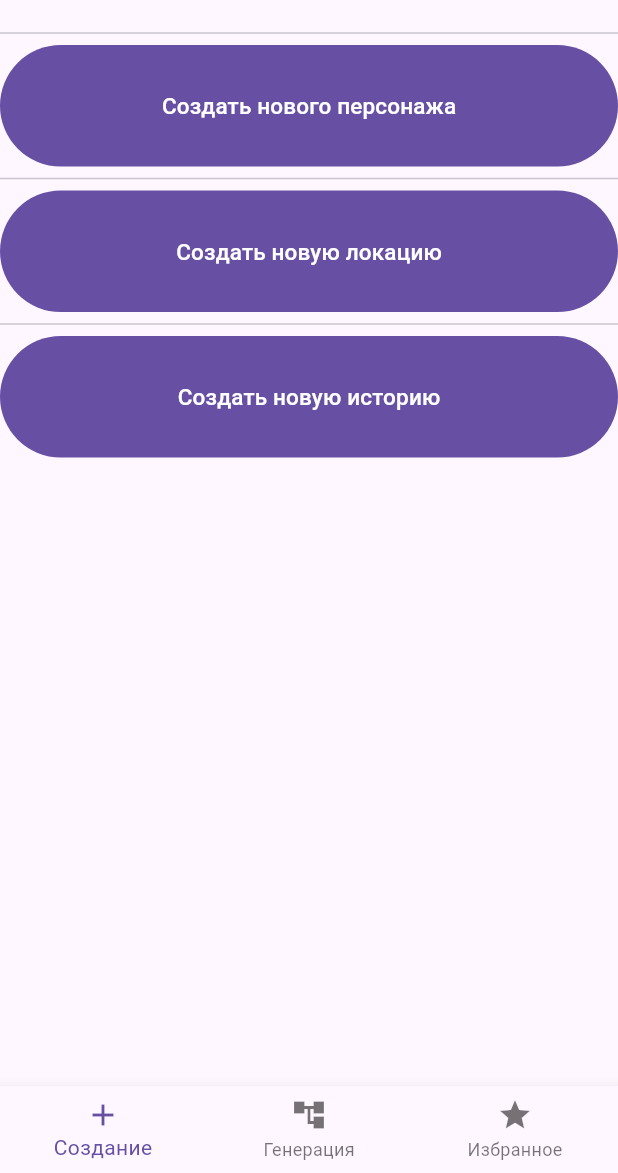
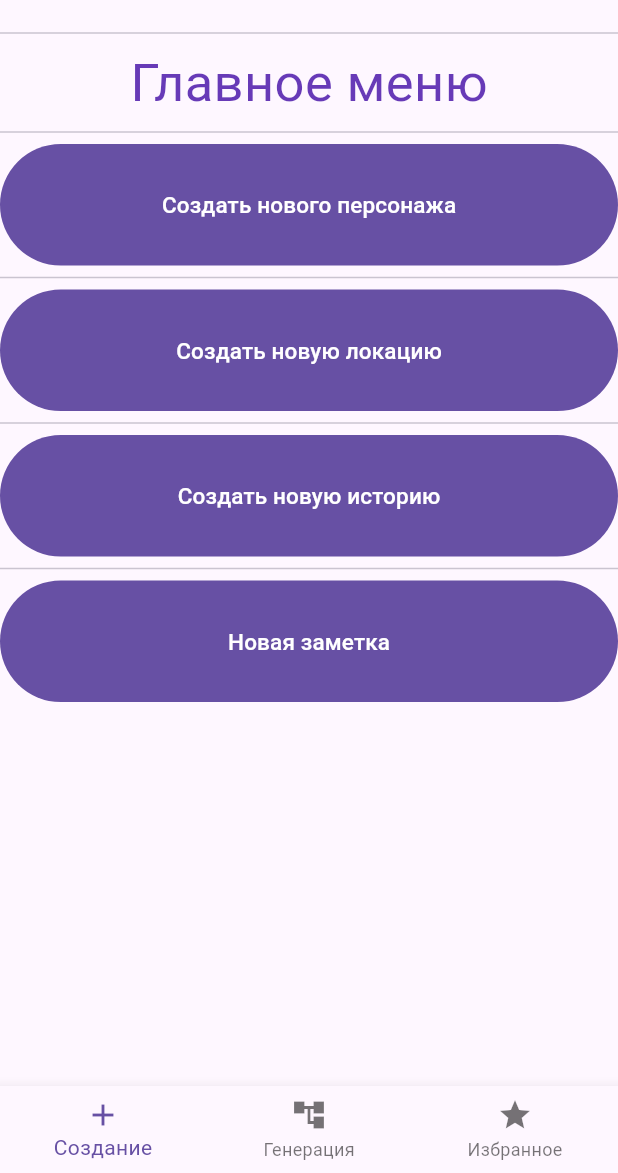
Before and after one commit to NikitaKolpakov27/flutter_app, a Flutter app: the AddMenu screen opened directly, on a phone screen of 412 x 824 dp, the part 63-1236 px from its top. Run offline on Flutter 3.47's test engine with Material 3 defaults, Android fonts, the phone set to English and light mode, and no system bars; Roboto replaces fonts that are missing (Arial).

```diff
--- a/lib/main.dart
+++ b/lib/main.dart
@@ -6,12 +6,14 @@ import 'package:test_flutter/file_utils/file_utils.dart';
 import 'package:test_flutter/character/pers.dart';
 import 'package:test_flutter/character/perses_json.dart';
 import 'package:test_flutter/locations/locations_json.dart';
+import 'package:test_flutter/notes/new_note.dart';
 import 'package:test_flutter/settings/settings.dart';
 import 'package:test_flutter/story/stories_json.dart';
 import 'package:test_flutter/user/user.dart';
 import 'package:test_flutter/user/users_json.dart';
 import 'character/new_character.dart';
 import 'locations/new_location.dart';
+import 'notes/notes_json.dart';
 import 'story/new_story.dart';
 import 'login.dart';
 
@@ -294,8 +296,12 @@ class _AddMenu extends State<AddMenu> {
                 child: ListView(
                   scrollDirection: Axis.vertical,
                   children: [
-                    InkWell(
-                      onTap: () {
+                    FilledButton(
+                      style: ButtonStyle(
+                        overlayColor: MaterialStateProperty.all(Colors.indigo),
+                        padding: MaterialStateProperty.all(const EdgeInsets.all(30)),
+                      ),
+                      onPressed: () {
                         Navigator.push(
                           context,
                           MaterialPageRoute(
@@ -303,26 +309,16 @@ class _AddMenu extends State<AddMenu> {
                           ),
                         );
                       },
-                      child: SizedBox(
-                        height: 150,
-                        width: 150,
-                            child: Container(
-                              height: 150,
-                              width: 150,
-                              color: Colors.indigo,
-                              child: const Center(child: Text(
-                                  'Персонажи',
-                                   style: TextStyle(
-                                    fontSize: 25.0
-                                   ),
-                              ),),
-                            ),
-                      ),
+                      child: Center(child: Text('Персонажи', style: _current_style,),),
                     ),
                     const Divider(),
 
-                    InkWell(
-                      onTap: () {
+                    FilledButton(
+                      style: ButtonStyle(
+                        overlayColor: MaterialStateProperty.all(Colors.indigo),
+                        padding: MaterialStateProperty.all(const EdgeInsets.all(30)),
+                      ),
+                      onPressed: () {
                         Navigator.push(
                           context,
                           MaterialPageRoute(
@@ -330,26 +326,17 @@ class _AddMenu extends State<AddMenu> {
                           ),
                         );
                       },
-                      child: SizedBox(
-                        height: 150,
-                        width: 150,
-                          child: Container(
-                              height: 150,
-                              width: 150,
-                              color: Colors.indigo,
-                              child: const Center(child: Text(
-                                  'Истории',
-                                   style: TextStyle(
-                                    fontSize: 25.0
-                                  ),
-                              ),),
-                            ),
-                      ),
+                      child: Center(child: Text('Истории', style: _current_style,),),
                     ),
                     const Divider(),
 
-                    InkWell(
-                      onTap: () {
+
+                    FilledButton(
+                      style: ButtonStyle(
+                        overlayColor: MaterialStateProperty.all(Colors.indigo),
+                        padding: MaterialStateProperty.all(const EdgeInsets.all(30)),
+                      ),
+                      onPressed: () {
                         Navigator.push(
                           context,
                           MaterialPageRoute(
@@ -357,27 +344,37 @@ class _AddMenu extends State<AddMenu> {
                           ),
                         );
                       },
-                      child: SizedBox(
-                        height: 150,
-                        width: 150,
-                        child: Container(
-                              height: 150,
-                              width: 150,
-                              color: Colors.indigo,
-                              child: const Center(child: Text(
-                                  'Локации',
-                                  style: TextStyle(
-                                    fontSize: 25.0
-                                  ),
-                              ),),
-                            ),
-                      ),
+                      child: Center(child: Text('Локации', style: _current_style,),),
                     ),
-
+                    const Divider(),
                     const Divider(),
 
-                    InkWell(
-                      onTap: () async {
+                    FilledButton(
+                      style: ButtonStyle(
+                        overlayColor: MaterialStateProperty.all(Colors.indigo),
+                        padding: MaterialStateProperty.all(const EdgeInsets.all(30)),
+                      ),
+                      onPressed: () {
+                        Navigator.push(
+                          context,
+                          MaterialPageRoute(
+                            builder: (context) => const JsonNote(),
+                          ),
+                        );
+                      },
+                      child: Center(child: Text('Заметки', style: _current_style,),),
+                    ),
+                    const Divider(),
+                    const Divider(),
+                    const Divider(),
+                    const Divider(),
+
+                    FilledButton(
+                      style: ButtonStyle(
+                        overlayColor: MaterialStateProperty.all(Colors.indigo),
+                        padding: MaterialStateProperty.all(const EdgeInsets.all(30)),
+                      ),
+                      onPressed: () async {
                         var custom_style = await Navigator.push(
                           context,
                           MaterialPageRoute(
@@ -388,22 +385,9 @@ class _AddMenu extends State<AddMenu> {
                           _current_style = custom_style;
                         });
                       },
-                      child: SizedBox(
-                        height: 50,
-                        width: 50,
-                        child: Container(
-                          height: 50,
-                          width: 50,
-                          color: Colors.indigo,
-                          child: const Center(child: Text(
-                            'Настройки',
-                            style: TextStyle(
-                                fontSize: 10.0
-                            ),
-                          ),),
-                        ),
-                      ),
+                      child: Center(child: Text('Настройки', style: _current_style,),),
                     ),
+                    const Divider(),
                   ],
                 ),
               )
@@ -418,6 +402,13 @@ class _AddMenu extends State<AddMenu> {
           child: Column(
             children: [
               const Divider(),
+
+              Text(
+                'Главное меню',
+                style: TextStyle(fontSize: 35.0, color: Colors.deepPurple.shade500, fontFamily: 'Arial'),
+              ),
+              const Divider(),
+
               FilledButton(
                 style: ButtonStyle(
                   padding: MaterialStateProperty.all(const EdgeInsets.all(30)),
@@ -465,6 +456,22 @@ class _AddMenu extends State<AddMenu> {
                   },
                   child: Center(child: Text('Создать новую историю', style: _current_style,),),
               ),
+              const Divider(),
+
+              FilledButton(
+                style: ButtonStyle(
+                  padding: MaterialStateProperty.all(const EdgeInsets.all(30)),
+                ),
+                onPressed: () {
+                  Navigator.push(
+                    context,
+                    MaterialPageRoute(
+                      builder: (context) => CreateNewNote(_name),
+                    ),
+                  );
+                },
+                child: Center(child: Text('Новая заметка', style: _current_style,),),
+              ),
             ],
           )
         ));
```
Also changed, not shown: assets/notes.json (added, +14 -0 lines), lib/notes/new_note.dart (added, +161 -0 lines), lib/notes/notes_json.dart (added, +79 -0 lines).
